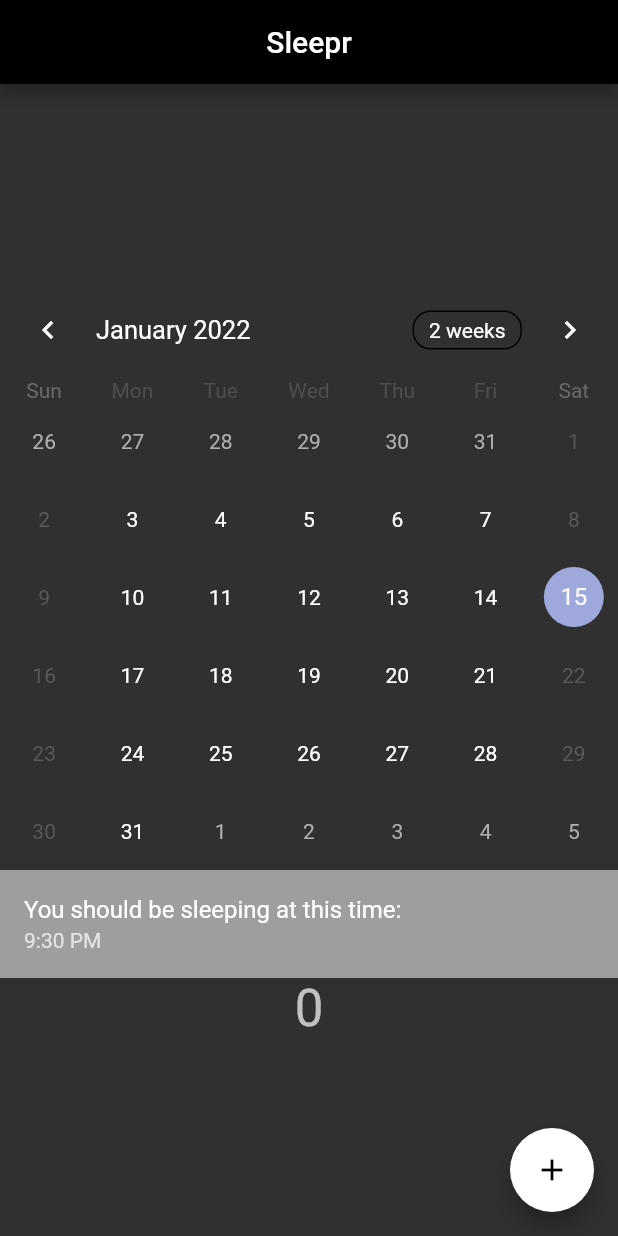
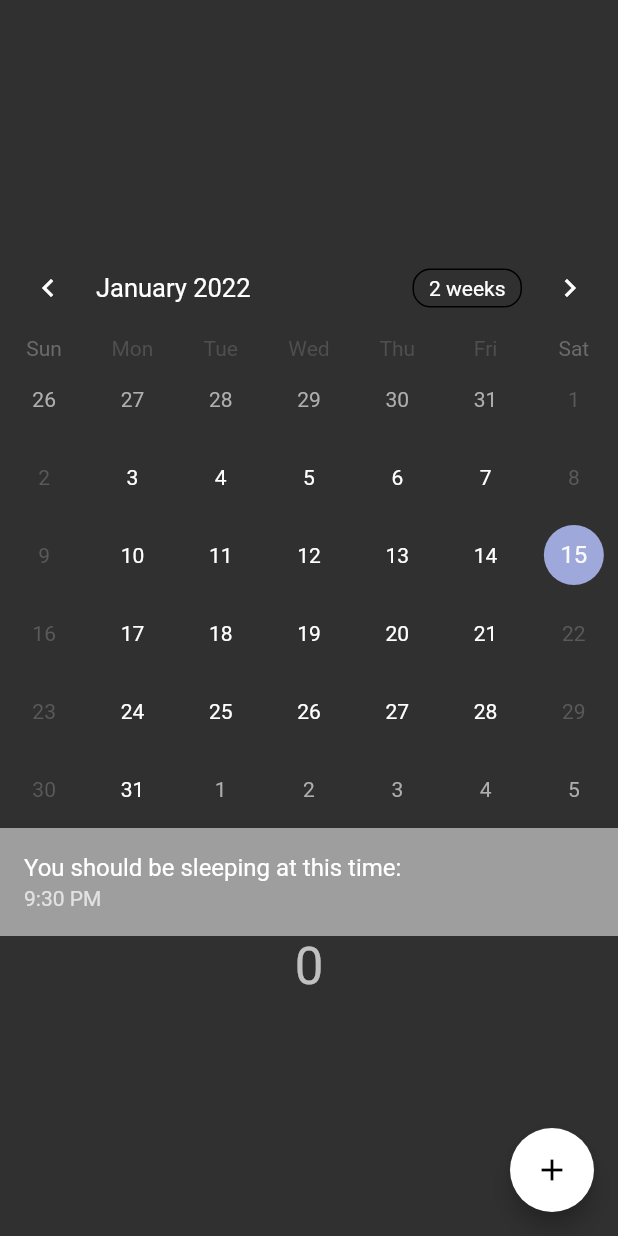
Before and after one commit to vargheserg/DeltaHacks2022-Sleepr, a Flutter app: the screen it shows after launch, on a phone screen of 412 x 824 dp. Run offline on Flutter 3.47's test engine with Material 2 defaults, Android fonts, the phone set to English and light mode, and no system bars; drawn by our look-alikes of table_calendar.

Commit message:
Remove appbar from main.dart

```diff
--- a/sleepr/lib/main.dart
+++ b/sleepr/lib/main.dart
@@ -77,13 +77,6 @@
     // fast, so that you can just rebuild anything that needs updating rather
     // than having to individually change instances of widgets.
     return Scaffold(
-      appBar: AppBar(
-        centerTitle: true,
-        backgroundColor: Colors.black,
-        // Here we take the value from the MyHomePage object that was created by
-        // the App.build method, and use it to set our appbar title.
-        title: Text(widget.title),
-      ),
       body: Center(
         // Center is a layout widget. It takes a single child and positions it
         // in the middle of the parent.
```
